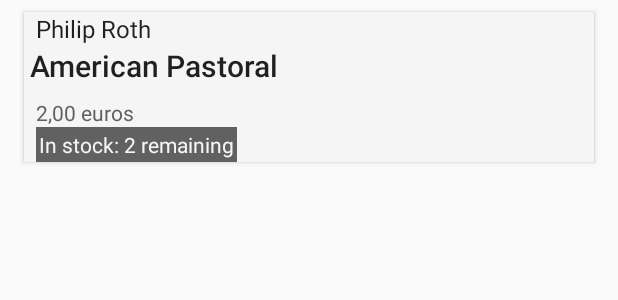
After one commit to litur/BookStoreApp, an Android app: the layout book_element.xml on its own in the app's theme, with its tools: preview values and no code run, on a phone screen of 412 x 824 dp. The commit adds this screen. Shown: the top 300 px of the screen. Run offline under Robolectric (Android 15) with nearby library versions, the phone set to English and light mode, and no system bars.

Commit message:
Using Content Provider and Loader - first step

```diff
--- a/app/build.gradle
+++ b/app/build.gradle
@@ -23,6 +23,7 @@ dependencies {
     implementation 'com.android.support:appcompat-v7:27.1.1'
     implementation 'com.android.support:support-v4:27.1.1'
     implementation 'com.android.support.constraint:constraint-layout:1.1.2'
+    implementation 'com.android.support:cardview-v7:27.1.1'
     testImplementation 'junit:junit:4.12'
     androidTestImplementation 'com.android.support.test:runner:1.0.2'
     androidTestImplementation 'com.android.support.test.espresso:espresso-core:3.0.2'
--- a/app/src/main/AndroidManifest.xml
+++ b/app/src/main/AndroidManifest.xml
@@ -16,6 +16,10 @@
                 <category android:name="android.intent.category.LAUNCHER" />
             </intent-filter>
         </activity>
+        <provider
+            android:name=".data.BookProvider"
+            android:authorities="com.example.android.bookstoreapp"
+            android:exported="false" />
     </application>
 
 </manifest>
--- /dev/null
+++ b/app/src/main/res/layout/book_element.xml
@@ -0,0 +1,77 @@
+<?xml version="1.0" encoding="utf-8"?>
+<FrameLayout xmlns:android="http://schemas.android.com/apk/res/android"
+    xmlns:app="http://schemas.android.com/apk/res-auto"
+    xmlns:tools="http://schemas.android.com/tools"
+    android:id="@+id/eventFrameLayout"
+    android:layout_width="match_parent"
+    android:layout_height="match_parent">
+
+    <android.support.v7.widget.CardView xmlns:android="http://schemas.android.com/apk/res/android"
+        style="@style/myCardViewStyle">
+
+        <android.support.constraint.ConstraintLayout xmlns:android="http://schemas.android.com/apk/res/android"
+            android:layout_width="match_parent"
+            android:layout_height="wrap_content"
+            android:background="@color/primary_light">
+
+            <!-- Author -->
+            <TextView
+                android:id="@+id/authorTV"
+                android:layout_width="0dp"
+                android:layout_height="wrap_content"
+                android:paddingLeft="@dimen/small_dimen"
+                android:paddingRight="@dimen/small_dimen"
+                android:paddingTop="0dp"
+                android:textAppearance="@style/TextAppearance.AppCompat.Light.SearchResult.Subtitle"
+                app:layout_constraintEnd_toEndOf="parent"
+                app:layout_constraintStart_toStartOf="parent"
+                app:layout_constraintTop_toTopOf="parent"
+                tools:text="Philip Roth" />
+
+            <!-- Book / Product -->
+            <TextView
+                android:id="@+id/productNameTV"
+                android:layout_width="0dp"
+                android:layout_height="wrap_content"
+                android:paddingBottom="@dimen/xsmall_dimen"
+                android:paddingLeft="@dimen/xsmall_dimen"
+                android:paddingRight="@dimen/xsmall_dimen"
+                android:textAppearance="@style/TextAppearance.AppCompat.Title"
+                app:layout_constraintEnd_toEndOf="parent"
+                app:layout_constraintStart_toStartOf="parent"
+                app:layout_constraintTop_toBottomOf="@id/authorTV"
+                tools:text="American Pastoral" />
+
+            <!-- Price -->
+            <TextView
+                android:id="@+id/priceTV"
+                android:layout_width="wrap_content"
+                android:layout_height="0dp"
+                android:layout_marginLeft="@dimen/small_dimen"
+                android:layout_marginStart="@dimen/small_dimen"
+                android:layout_marginTop="@dimen/xsmall_dimen"
+                android:textColor="@color/primary_dark"
+                app:layout_constraintStart_toStartOf="parent"
+                app:layout_constraintTop_toBottomOf="@+id/productNameTV"
+                tools:text="2,00 euros" />
+
+            <!--  Quantity -->
+            <TextView
+                android:id="@+id/quantityTV"
+                android:layout_width="wrap_content"
+                android:layout_height="wrap_content"
+                android:layout_marginBottom="@dimen/small_dimen"
+                android:layout_marginLeft="@dimen/small_dimen"
+                android:layout_marginStart="@dimen/small_dimen"
+                android:background="@color/primary_dark"
+                android:padding="2dp"
+                android:textColor="@color/primary_light"
+                app:layout_constraintStart_toStartOf="parent"
+                app:layout_constraintTop_toBottomOf="@+id/priceTV"
+                tools:text="In stock: 2 remaining" />
+
+        </android.support.constraint.ConstraintLayout>
+
+    </android.support.v7.widget.CardView>
+
+</FrameLayout>
--- a/app/src/main/res/values/styles.xml
+++ b/app/src/main/res/values/styles.xml
@@ -25,4 +25,13 @@
     <style name="MyActionBarTitleText" parent="@android:style/TextAppearance.Holo.Widget.ActionBar.Title">
         <item name="android:textColor">@color/primary_light</item>
     </style>
+
+    <style name="myCardViewStyle" parent="CardView">
+        <item name="android:layout_width">match_parent</item>
+        <item name="android:layout_height">wrap_content</item>
+        <item name="android:layout_marginBottom">@dimen/small_dimen</item>
+        <item name="android:layout_marginLeft">@dimen/medium_dimen</item>
+        <item name="android:layout_marginRight">@dimen/medium_dimen</item>
+        <item name="android:layout_marginTop">@dimen/small_dimen</item>
+    </style>
 </resources>
```
Also changed, not shown: app/src/main/java/com/example/android/bookstoreapp/BookCursorAdapter.java (added, +79 -0 lines), app/src/main/java/com/example/android/bookstoreapp/Constants.java (added, +10 -0 lines), app/src/main/java/com/example/android/bookstoreapp/MainActivity.java (+52 -10 lines), app/src/main/java/com/example/android/bookstoreapp/data/BookContract.java (+25 -1 lines), app/src/main/java/com/example/android/bookstoreapp/data/BookProvider.java (added, +132 -0 lines), app/src/main/res/layout/activity_main.xml (+8 -1 lines).
